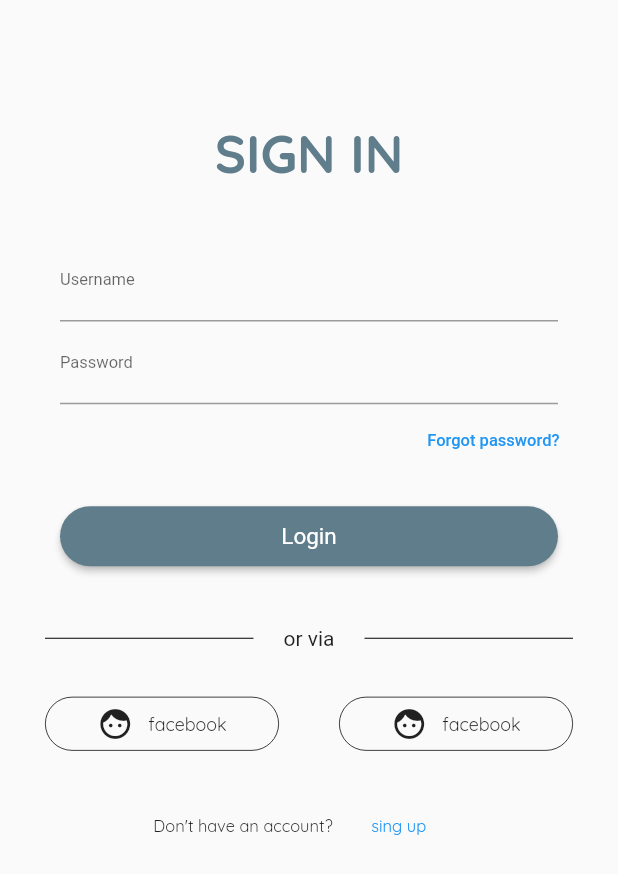
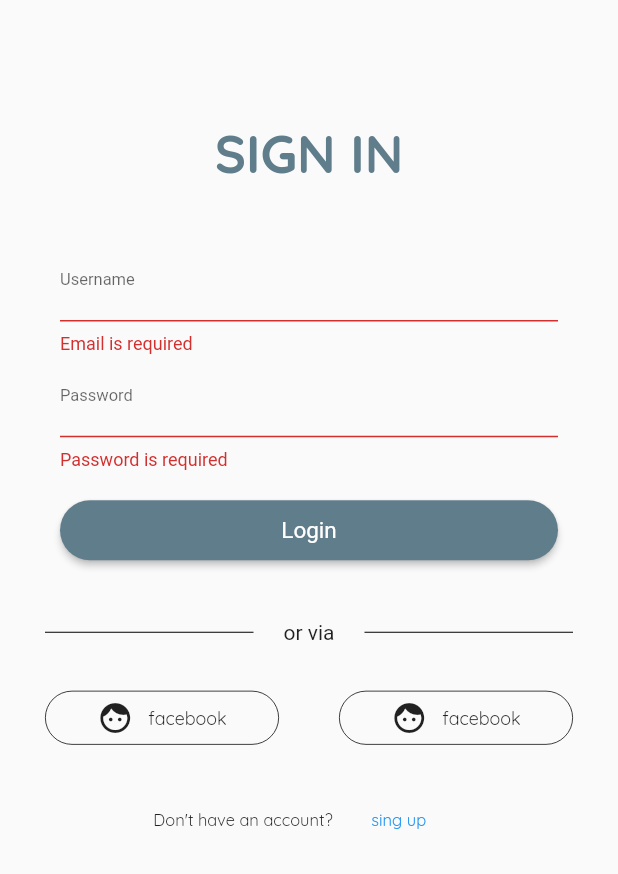
Before and after one commit to warin001234567/Project_Mobile, a Flutter app: the screen it shows after launch, after a tap on "Login", on a phone screen of 412 x 824 dp. Shown: the top 874 px of the screen. Run offline on Flutter 3.47's test engine with Material 2 defaults, Android fonts, the phone set to English and light mode, and no system bars; our stand-ins replace cached_network_image, cloud_firestore, firebase_auth, firebase_storage, image_picker, shared_preferences; accounts and stored records are empty.

Commit message:
delete forget password

```diff
--- a/lib/ui/login_page.dart
+++ b/lib/ui/login_page.dart
@@ -12,6 +12,8 @@ class _LoginScreenState extends State<LoginScreen> {
 
   TextEditingController emailcontroller = TextEditingController();
   TextEditingController passwordcontroller = TextEditingController();
+  final _scaffoldKey = new GlobalKey<ScaffoldState>();
+  final _formKey = GlobalKey<FormState>();
   FirebaseAuth _auth =FirebaseAuth.instance;
   @override
   Widget build(BuildContext context) {
@@ -21,6 +23,7 @@ class _LoginScreenState extends State<LoginScreen> {
         padding: EdgeInsets.only(top: 80),
 
         child: Form(
+          key: _formKey,
           child: Column(
               children: <Widget>[
                 Text(
@@ -65,25 +68,6 @@ class _LoginScreenState extends State<LoginScreen> {
                   ),
                 ),
                 Padding(
-                  padding: EdgeInsets.only(right: 23),
-                  child: FlatButton(
-                    child: SizedBox(
-                      width: double.infinity,
-                      child: Text(
-                        "Forgot password?",
-                        textAlign: TextAlign.right,
-                        style: TextStyle(
-                          color: Colors.blue,
-                          fontSize: 11
-                        ),
-                      ),
-                    ),
-                    onPressed: (){
-
-                    },
-                  )
-                ),
-                Padding(
                   padding: EdgeInsets.only(top: 20,left: 40,right: 40),
 
                   child: SizedBox(
@@ -106,6 +90,7 @@ class _LoginScreenState extends State<LoginScreen> {
                       ),
                     shape: StadiumBorder(),
                     onPressed: (){
+                      if(_formKey.currentState.validate()){
                       _auth.signInWithEmailAndPassword(
                           email: emailcontroller.text,
                           password: passwordcontroller.text,
@@ -116,6 +101,7 @@ class _LoginScreenState extends State<LoginScreen> {
                             UserManagement().authorizeAccess(context);
                           }
                         });
+                      }
                     },
                   ),
                   ),
```
